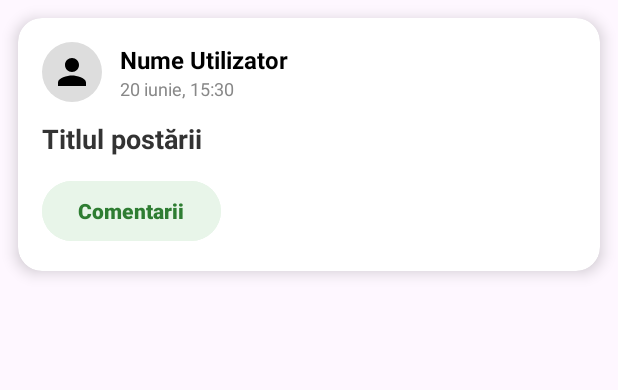
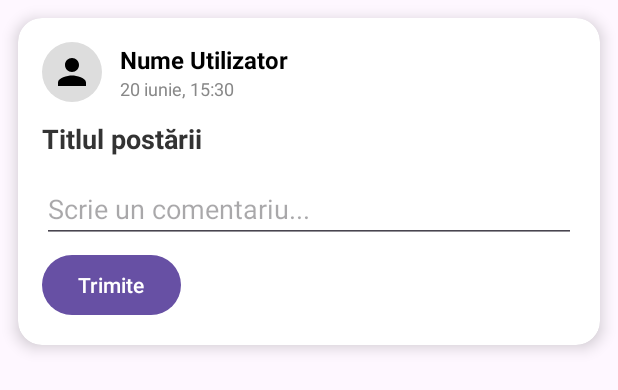
Before and after one commit to c-madalin/MarketPlace, an Android app: the layout item_post.xml on its own in the app's theme, with its tools: preview values and no code run, on a phone screen of 412 x 824 dp. Shown: the top 390 px of the screen. Run offline under Robolectric (Android 15) with nearby library versions, the phone set to English and light mode, and no system bars.

```diff
--- a/app/src/main/java/com/example/reuseit/Application/ApplicationFragment.kt
+++ b/app/src/main/java/com/example/reuseit/Application/ApplicationFragment.kt
@@ -52,7 +52,7 @@ class ApplicationFragment : Fragment() {
             val posts = withContext(Dispatchers.IO) {
                 DatabaseInstance.Access.postDAO().getAllPosts()
             }
-            recyclerView.adapter = PostAdapter(posts)
+            recyclerView.adapter = PostAdapter(posts, requireActivity())
         }
 
         addPostButton.setOnClickListener {
--- a/app/src/main/java/com/example/reuseit/MainActivity.kt
+++ b/app/src/main/java/com/example/reuseit/MainActivity.kt
@@ -26,6 +26,7 @@ class MainActivity : AppCompatActivity() {
             .build()
 
 
+
         enableEdgeToEdge()
         setContentView(R.layout.activity_main)
         ViewCompat.setOnApplyWindowInsetsListener(findViewById(R.id.main)) { v, insets ->
--- a/app/src/main/res/layout/item_post.xml
+++ b/app/src/main/res/layout/item_post.xml
@@ -78,16 +78,28 @@
             android:background="@drawable/rounded_image_bg" />
 
         <!-- Buton comentarii -->
+
+        <androidx.recyclerview.widget.RecyclerView
+            android:id="@+id/commentRecyclerView"
+            android:layout_width="match_parent"
+            android:layout_height="wrap_content"
+            android:nestedScrollingEnabled="false"
+            android:layout_marginTop="8dp"/>
+
+        <EditText
+            android:id="@+id/etAddComment"
+            android:layout_width="match_parent"
+            android:layout_height="wrap_content"
+            android:hint="Scrie un comentariu..."
+            android:layout_marginTop="4dp" />
+
         <Button
-            android:id="@+id/btnComments"
+            android:id="@+id/btnSendComment"
             android:layout_width="wrap_content"
             android:layout_height="wrap_content"
-            android:text="Comentarii"
-            android:layout_marginTop="12dp"
-            android:textColor="#2E7D32"
-            android:backgroundTint="#E8F5E9"
-            android:textStyle="bold"
-            android:elevation="2dp"/>
+            android:text="Trimite"
+            android:layout_marginTop="4dp"/>
+
 
     </LinearLayout>
 </androidx.cardview.widget.CardView>
```
Also changed, not shown: app/src/main/java/com/example/reuseit/Adapters/CommentAdapater.kt (added, +32 -0 lines), app/src/main/java/com/example/reuseit/Adapters/PostAdapter.kt (+57 -9 lines), app/src/main/java/com/example/reuseit/Application/Database/AppDatabase.kt (+14 -1 lines), app/src/main/java/com/example/reuseit/Application/Database/DAO/CommentDAO.kt (added, +15 -0 lines), app/src/main/java/com/example/reuseit/Application/Database/Entity/CommentEntity.kt (added, +14 -0 lines), app/src/main/res/layout/item_comment.xml (added, +22 -0 lines).
